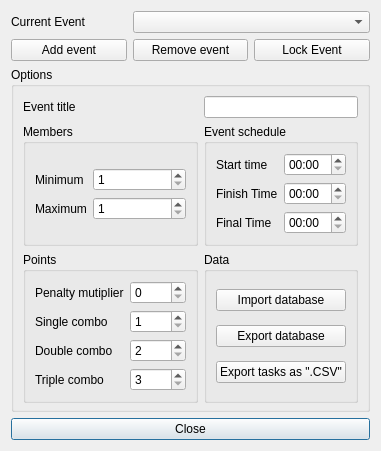
This is trunk/gui_event.ui in FrankMamuda/ketoevent as Qt 5 draws it before an edit. The edited form follows.
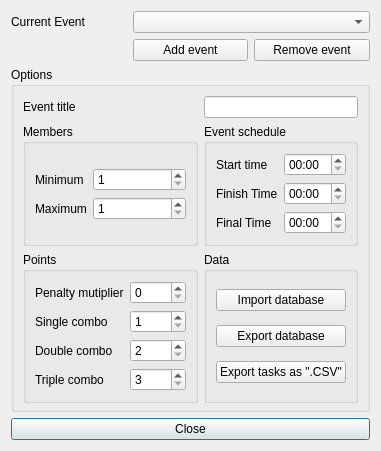
This is the edited form. Icons and pictures are not drawn.

Commit message: multiple events

The edit to the form file:
```diff
--- a/trunk/gui_event.ui
+++ b/trunk/gui_event.ui
@@ -7,7 +7,7 @@
     <x>0</x>
     <y>0</y>
     <width>381</width>
-    <height>413</height>
+    <height>416</height>
    </rect>
   </property>
   <property name="windowTitle">
@@ -18,28 +18,6 @@
     <normaloff>:/icons/events_48</normaloff>:/icons/events_48</iconset>
   </property>
   <layout class="QGridLayout" name="gridLayout">
-   <item row="1" column="0">
-    <widget class="QPushButton" name="pushButton">
-     <property name="text">
-      <string>Add event</string>
-     </property>
-     <property name="icon">
-      <iconset resource="resources.qrc">
-       <normaloff>:/icons/team_add_16</normaloff>:/icons/team_add_16</iconset>
-     </property>
-    </widget>
-   </item>
-   <item row="1" column="1">
-    <widget class="QPushButton" name="pushButton_2">
-     <property name="text">
-      <string>Remove event</string>
-     </property>
-     <property name="icon">
-      <iconset resource="resources.qrc">
-       <normaloff>:/icons/team_delete_16</normaloff>:/icons/team_delete_16</iconset>
-     </property>
-    </widget>
-   </item>
    <item row="2" column="0" colspan="3">
     <widget class="QGroupBox" name="groupMisc">
      <property name="title">
@@ -305,17 +283,6 @@
    <item row="0" column="1" colspan="2">
     <widget class="QComboBox" name="eventCombo"/>
    </item>
-   <item row="1" column="2">
-    <widget class="QPushButton" name="pushButton_3">
-     <property name="text">
-      <string>Lock Event</string>
-     </property>
-     <property name="icon">
-      <iconset resource="resources.qrc">
-       <normaloff>:/icons/locked_16</normaloff>:/icons/locked_16</iconset>
-     </property>
-    </widget>
-   </item>
    <item row="0" column="0">
     <widget class="QLabel" name="label">
      <property name="text">
@@ -337,6 +304,28 @@
      </property>
     </widget>
    </item>
+   <item row="1" column="2">
+    <widget class="QPushButton" name="buttonRemove">
+     <property name="text">
+      <string>Remove event</string>
+     </property>
+     <property name="icon">
+      <iconset resource="resources.qrc">
+       <normaloff>:/icons/team_delete_16</normaloff>:/icons/team_delete_16</iconset>
+     </property>
+    </widget>
+   </item>
+   <item row="1" column="1">
+    <widget class="QPushButton" name="buttonAdd">
+     <property name="text">
+      <string>Add event</string>
+     </property>
+     <property name="icon">
+      <iconset resource="resources.qrc">
+       <normaloff>:/icons/team_add_16</normaloff>:/icons/team_add_16</iconset>
+     </property>
+    </widget>
+   </item>
   </layout>
  </widget>
  <resources>
```
Left out of the diff: 2 changed lines with no effect on the pictures. The commit also changes 15 other files.
